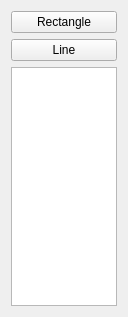
Old version of the form shapeDrawer.ui in the repository davetbarr/magicplot.
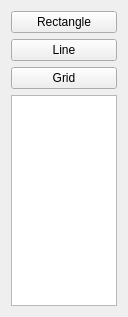
New version of the form.

Commit message: added grid drawing

What changed in the file:
```diff
--- a/shapeDrawer.ui
+++ b/shapeDrawer.ui
@@ -30,6 +30,13 @@
        </property>
       </widget>
      </item>
+     <item>
+      <widget class="QPushButton" name="drawGridButton">
+       <property name="text">
+        <string>Grid</string>
+       </property>
+      </widget>
+     </item>
      <item>
       <widget class="QListView" name="shapeList"/>
      </item>
```
The commit also changes 5 other files.
